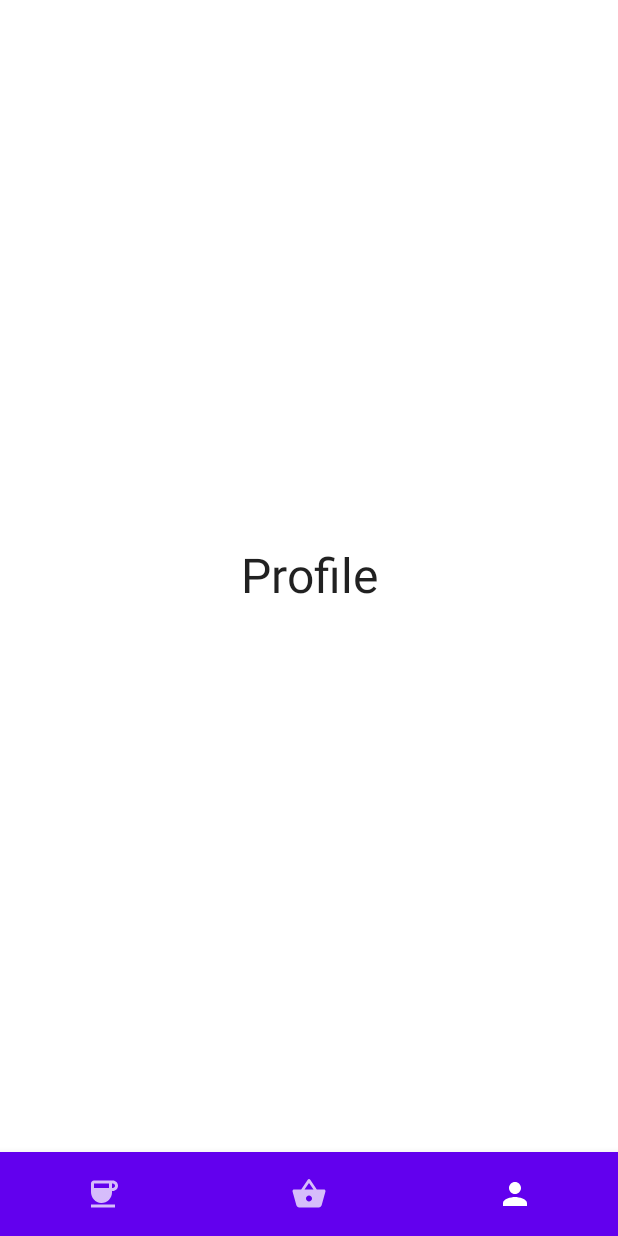
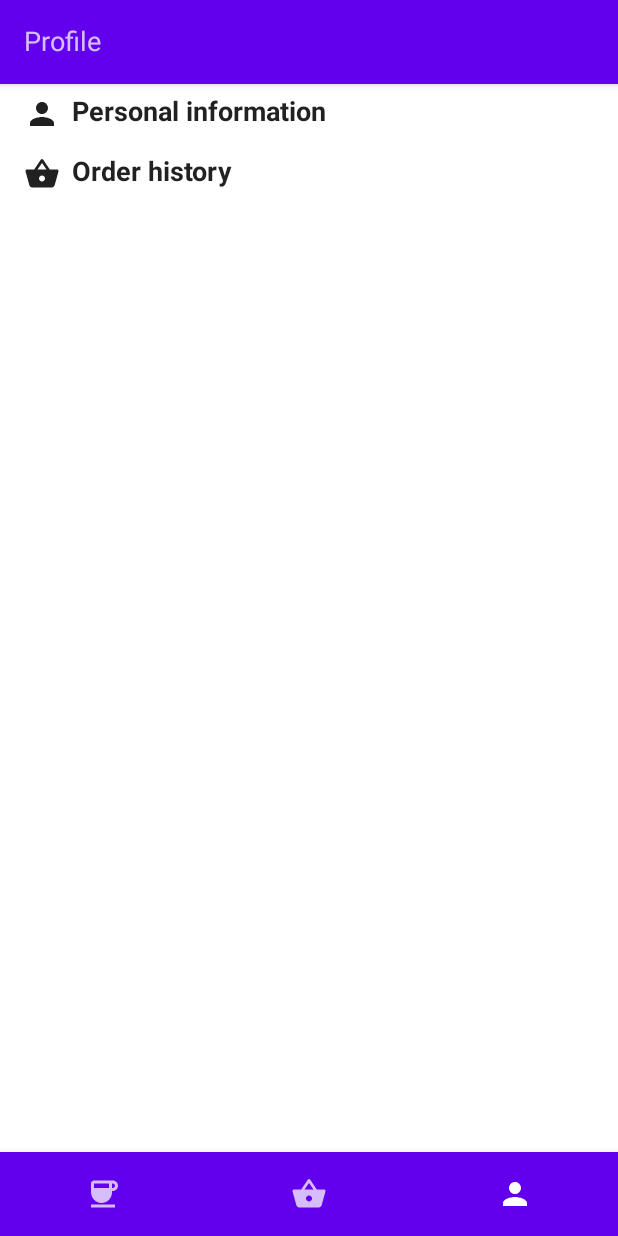
Before and after one commit to AlexZhukovich/OrderCoffee, an Android app built with Jetpack Compose: the ProfileScreen screen opened through its navigation route, on a phone screen of 412 x 824 dp. Run offline under Robolectric (Android 15) with nearby library versions, the phone set to English and light mode, and no system bars.

Commit message:
Added profile list items and updated ProfileScreen

```diff
--- /dev/null
+++ b/app/src/main/java/com/alexzh/ordercoffee/model/ProfileItem.kt
@@ -0,0 +1,9 @@
+package com.alexzh.ordercoffee.model
+
+import androidx.annotation.DrawableRes
+
+data class ProfileItem(
+    val id: Long,
+    val title: String,
+    @DrawableRes val icon: Int
+)
--- a/app/src/main/java/com/alexzh/ordercoffee/ui/screen/ProfileScreen.kt
+++ b/app/src/main/java/com/alexzh/ordercoffee/ui/screen/ProfileScreen.kt
@@ -1,25 +1,106 @@
 package com.alexzh.ordercoffee.ui.screen
 
-import androidx.compose.foundation.layout.Box
-import androidx.compose.foundation.layout.fillMaxSize
+import androidx.compose.foundation.clickable
+import androidx.compose.foundation.layout.*
+import androidx.compose.foundation.lazy.LazyColumn
+import androidx.compose.material.Icon
 import androidx.compose.material.Text
+import androidx.compose.material.TopAppBar
 import androidx.compose.runtime.Composable
-import androidx.compose.ui.Alignment
 import androidx.compose.ui.Modifier
+import androidx.compose.ui.res.painterResource
+import androidx.compose.ui.text.font.FontWeight
+import androidx.compose.ui.tooling.preview.Preview
+import androidx.compose.ui.unit.dp
 import androidx.compose.ui.unit.sp
 import androidx.navigation.NavController
+import androidx.navigation.compose.rememberNavController
+import com.alexzh.ordercoffee.R
+import com.alexzh.ordercoffee.model.ProfileItem
 
 @Composable
 fun ProfileScreen(
     navController: NavController
 ) {
-    Box(
-        modifier = Modifier.fillMaxSize(),
-        contentAlignment = Alignment.Center
-    ) {
-        Text(
-            text = "Profile",
-            fontSize = 32.sp
+    val items = listOf(
+        ProfileItem(
+            id = 1L,
+            title = "Personal information",
+            icon = R.drawable.ic_profile
+        ),
+        ProfileItem(
+            id = 2L,
+            title = "Order history",
+            icon = R.drawable.ic_basket
+        )
+    )
+
+    Column {
+        TopAppBar {
+            Text(
+                text = "Profile",
+                modifier = Modifier.padding(horizontal = 12.dp),
+                fontSize = 18.sp
+            )
+        }
+        ProfileItemList(
+            items = items
         )
     }
 }
+
+@Composable
+fun ProfileItemList(
+    items: List<ProfileItem>
+) {
+    LazyColumn {
+        items.forEach { item ->
+            item {
+                ProfileListItem(item)
+            }
+        }
+    }
+}
+
+@Composable
+fun ProfileListItem(
+    item: ProfileItem
+) {
+    Row(
+        horizontalArrangement = Arrangement.Start,
+        modifier = Modifier.fillMaxWidth()
+            .clickable {
+
+            }
+            .padding(horizontal = 16.dp, vertical = 8.dp)
+    ) {
+        // TODO: fix contentDescription
+        Icon(
+            painter = painterResource(id = item.icon),
+            contentDescription = null
+        )
+        Spacer(modifier = Modifier.width(8.dp))
+        Text(
+            text = item.title,
+            fontWeight = FontWeight.Bold,
+            fontSize = 18.sp
+        )
+    }
+}
+
+@Preview
+@Composable
+fun ProfileItem_Preview() {
+    val item = ProfileItem(
+        id = 1L,
+        title = "Test menu item",
+        icon = R.drawable.ic_profile
+    )
+    ProfileListItem(item)
+}
+
+@Preview
+@Composable
+fun ProfileScreen_Preview() {
+    ProfileScreen(rememberNavController())
+}
```
